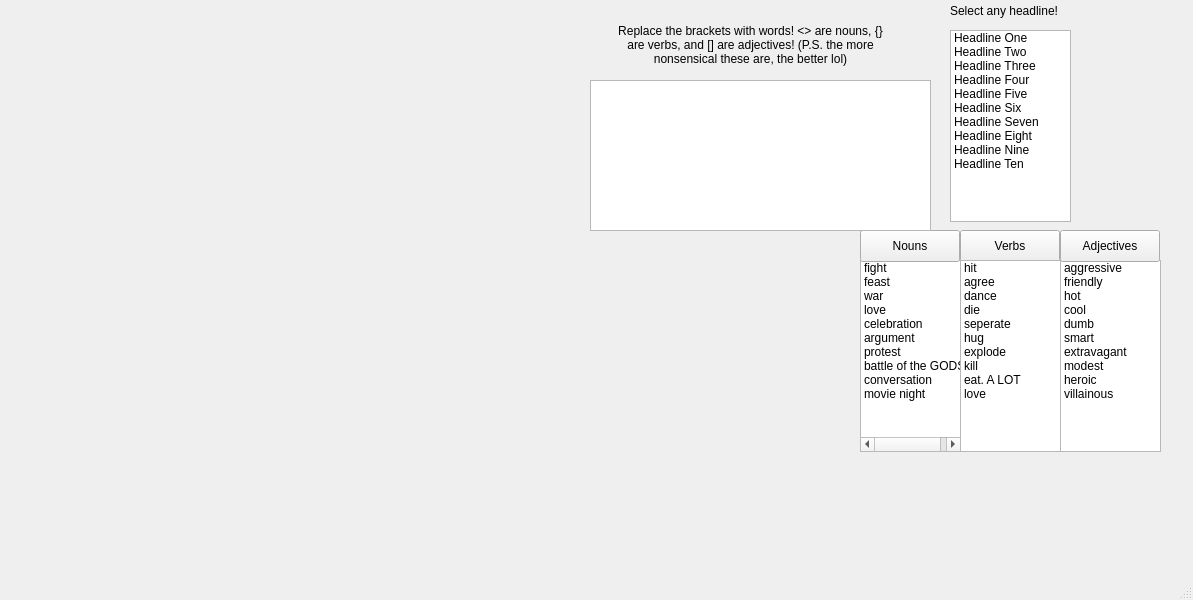
Above: mainwindow.ui from SashaRybalkina/EducationalApp3505 before the change. Below: the same form after it.
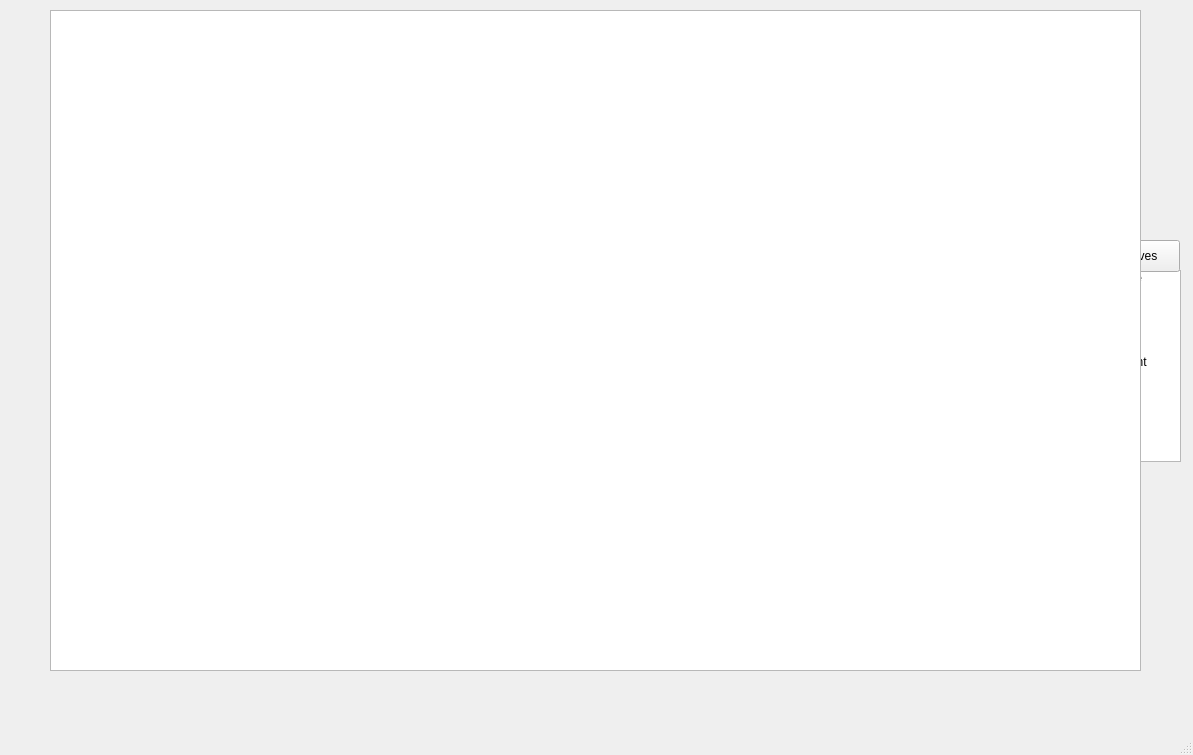
That is the form after the change.

Commit message: Made an empty end screen pop up when all headlines are used

What changed in the file:
```diff
--- a/mainwindow.ui
+++ b/mainwindow.ui
@@ -7,7 +7,7 @@
     <x>0</x>
     <y>0</y>
     <width>1193</width>
-    <height>600</height>
+    <height>755</height>
    </rect>
   </property>
   <property name="windowTitle">
@@ -17,8 +17,8 @@
    <widget class="QListWidget" name="nounList">
     <property name="geometry">
      <rect>
-      <x>860</x>
-      <y>260</y>
+      <x>880</x>
+      <y>270</y>
       <width>101</width>
       <height>192</height>
      </rect>
@@ -77,8 +77,8 @@
    <widget class="QListWidget" name="headlineList">
     <property name="geometry">
      <rect>
-      <x>950</x>
-      <y>30</y>
+      <x>970</x>
+      <y>40</y>
       <width>121</width>
       <height>192</height>
      </rect>
@@ -137,8 +137,8 @@
    <widget class="QListWidget" name="adjectiveList">
     <property name="geometry">
      <rect>
-      <x>1060</x>
-      <y>260</y>
+      <x>1080</x>
+      <y>270</y>
       <width>101</width>
       <height>192</height>
      </rect>
@@ -197,8 +197,8 @@
    <widget class="QPushButton" name="verbsButton">
     <property name="geometry">
      <rect>
-      <x>960</x>
-      <y>230</y>
+      <x>980</x>
+      <y>240</y>
       <width>100</width>
       <height>32</height>
      </rect>
@@ -210,8 +210,8 @@
    <widget class="QLabel" name="headlineLabel">
     <property name="geometry">
      <rect>
-      <x>950</x>
-      <y>0</y>
+      <x>970</x>
+      <y>10</y>
       <width>121</width>
       <height>21</height>
      </rect>
@@ -223,8 +223,8 @@
    <widget class="QListWidget" name="verbList">
     <property name="geometry">
      <rect>
-      <x>960</x>
-      <y>260</y>
+      <x>980</x>
+      <y>270</y>
       <width>101</width>
       <height>192</height>
      </rect>
@@ -283,8 +283,8 @@
    <widget class="QPushButton" name="nounsButton">
     <property name="geometry">
      <rect>
-      <x>860</x>
-      <y>230</y>
+      <x>880</x>
+      <y>240</y>
       <width>100</width>
       <height>32</height>
      </rect>
@@ -296,8 +296,8 @@
    <widget class="QPushButton" name="adjectivesButton">
     <property name="geometry">
      <rect>
-      <x>1060</x>
-      <y>230</y>
+      <x>1080</x>
+      <y>240</y>
       <width>100</width>
       <height>32</height>
      </rect>
@@ -309,8 +309,8 @@
    <widget class="QTextBrowser" name="headlineTextBox">
     <property name="geometry">
      <rect>
-      <x>590</x>
-      <y>80</y>
+      <x>610</x>
+      <y>90</y>
       <width>341</width>
       <height>151</height>
      </rect>
@@ -329,8 +329,8 @@
    <widget class="QLabel" name="explanationLabel">
     <property name="geometry">
      <rect>
-      <x>610</x>
-      <y>20</y>
+      <x>630</x>
+      <y>30</y>
       <width>281</width>
       <height>51</height>
      </rect>
@@ -353,6 +353,26 @@
      <bool>true</bool>
     </property>
    </widget>
+   <widget class="QTextBrowser" name="result">
+    <property name="geometry">
+     <rect>
+      <x>50</x>
+      <y>10</y>
+      <width>1091</width>
+      <height>661</height>
+     </rect>
+    </property>
+    <property name="html">
+     <string>&lt;!DOCTYPE HTML PUBLIC &quot;-//W3C//DTD HTML 4.0//EN&quot; &quot;http://www.w3.org/TR/REC-html40/strict.dtd&quot;&gt;
+&lt;html&gt;&lt;head&gt;&lt;meta name=&quot;qrichtext&quot; content=&quot;1&quot; /&gt;&lt;meta charset=&quot;utf-8&quot; /&gt;&lt;style type=&quot;text/css&quot;&gt;
+p, li { white-space: pre-wrap; }
+hr { height: 1px; border-width: 0; }
+li.unchecked::marker { content: &quot;\2610&quot;; }
+li.checked::marker { content: &quot;\2612&quot;; }
+&lt;/style&gt;&lt;/head&gt;&lt;body style=&quot; font-family:'.AppleSystemUIFont'; font-size:13pt; font-weight:400; font-style:normal;&quot;&gt;
+&lt;p style=&quot;-qt-paragraph-type:empty; margin-top:0px; margin-bottom:0px; margin-left:0px; margin-right:0px; -qt-block-indent:0; text-indent:0px;&quot;&gt;&lt;br /&gt;&lt;/p&gt;&lt;/body&gt;&lt;/html&gt;</string>
+    </property>
+   </widget>
   </widget>
   <widget class="QMenuBar" name="menubar">
    <property name="geometry">
```
The commit also changes 1 other file.
